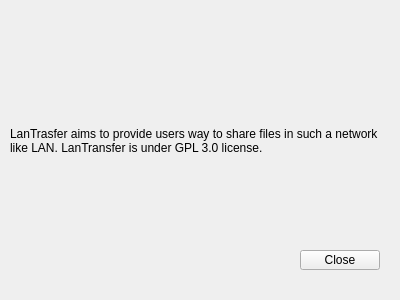
This is gui/about.ui in JerzySpendel/LanTransfer as Qt 5 draws it before an edit. The edited form follows.
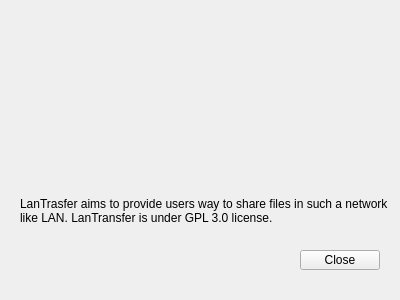
This is the edited form.

```diff
--- a/gui/about.ui
+++ b/gui/about.ui
@@ -19,10 +19,10 @@
    </property>
    <property name="geometry">
     <rect>
-     <x>10</x>
-     <y>10</y>
+     <x>20</x>
+     <y>190</y>
      <width>371</width>
-     <height>261</height>
+     <height>41</height>
     </rect>
    </property>
    <property name="acceptDrops">
@@ -48,6 +48,16 @@
     <string>Close</string>
    </property>
   </widget>
+  <widget class="QWidget" name="widget" native="true">
+   <property name="geometry">
+    <rect>
+     <x>110</x>
+     <y>20</y>
+     <width>181</width>
+     <height>151</height>
+    </rect>
+   </property>
+  </widget>
  </widget>
  <resources/>
  <connections/>
```
